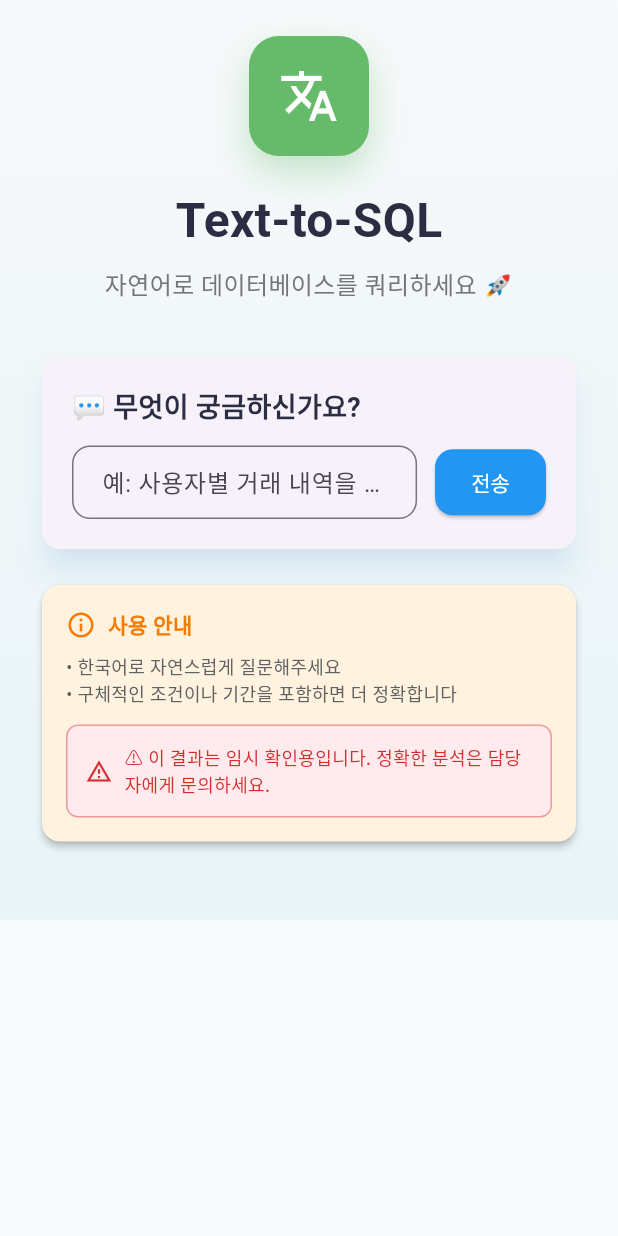
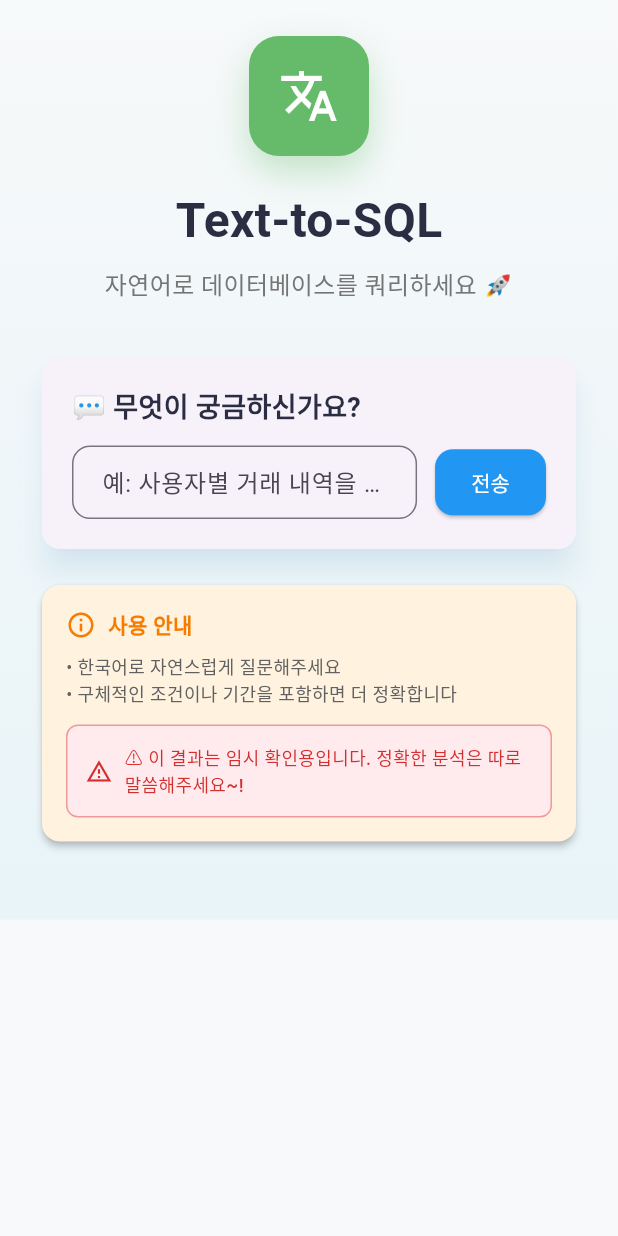
Before and after one commit to osy9757/text-to-sql, a Flutter app: the screen it shows after launch, on a phone screen of 412 x 824 dp. Run offline on Flutter 3.47's test engine with Material 3 defaults, Android fonts, the phone set to English and light mode, and no system bars; missing offline and left inert: dart:html, excel; Roboto replaces fonts that are missing (Nunito).

Commit message:
KB은행 입출금 테이블 스키마 용어 정리 및 UI 메시지 개선
주요 변경사항:
• KB은행 입금/출금 테이블에서 '거래' 표현을 정확한 '입출금' 용어로 수정
  - transactionDate: '거래일자' → '입금일자/출금일자'로 변경
  - briefs: '거래내역' → '입금내역/출금내역'으로 명확히 구분
• Flutter 앱 주의사항 메시지 톤앤매너 개선
  - "정확한 분석은 담당자에게 문의하세요" → "정확한 분석은 따로 말씀해주세요~!"

용어 정확성 향상:
• KB은행 테이블은 입출금 전표 내역으로 실제 거래(transaction)와 구분
• 사용자가 더 직관적으로 이해할 수 있는 용어로 통일

🤖 Generated with Claude Code

Co-Authored-By: Claude <noreply@anthropic.com>

```diff
--- a/text_to_sql_web/lib/main.dart
+++ b/text_to_sql_web/lib/main.dart
@@ -1925,7 +1925,7 @@ class _HomePageState extends State<HomePage> with TickerProviderStateMixin {
                   const SizedBox(width: 8),
                   Expanded(
                     child: Text(
-                      '⚠️ 이 결과는 임시 확인용입니다. 정확한 분석은 담당자에게 문의하세요.',
+                      '⚠️ 이 결과는 임시 확인용입니다. 정확한 분석은 따로 말씀해주세요~!',
                       style: TextStyle(
                         fontSize: 12,
                         fontWeight: FontWeight.w500,
```
